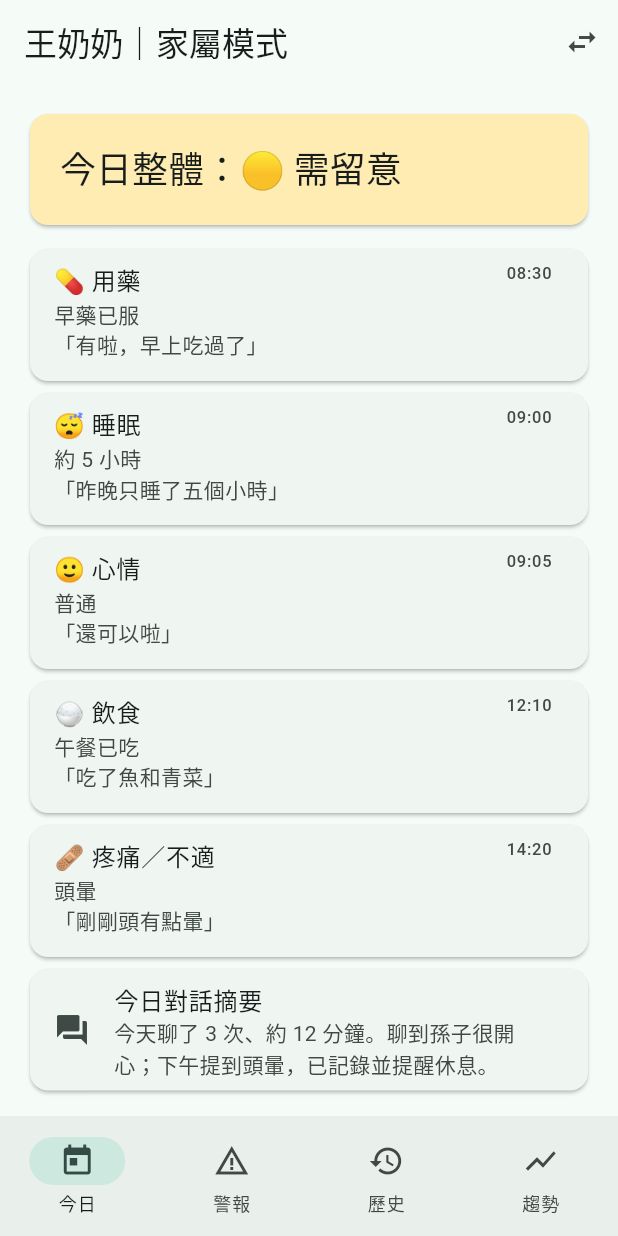
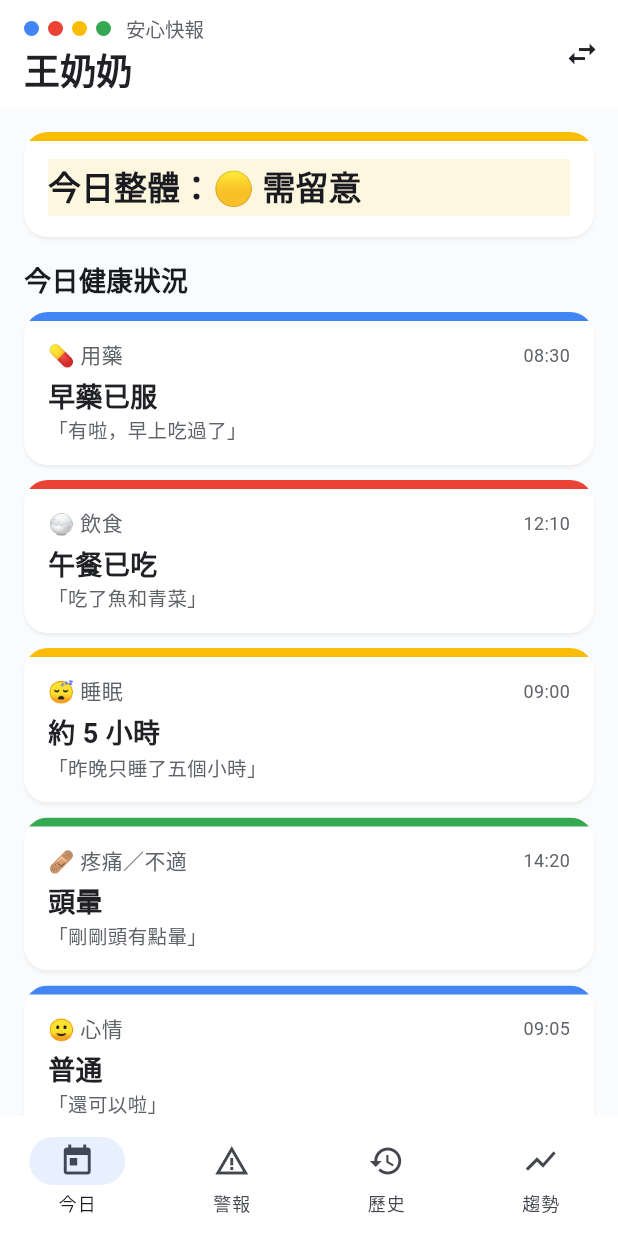
Before and after one commit to ponponnnnnn/2026MCH, a Flutter app: the FamilyScreen screen opened directly, on a phone screen of 412 x 824 dp. Run offline on Flutter 3.47's test engine with Material 3 defaults, Android fonts, the phone set to English and light mode, and no system bars; our stand-ins replace fl_chart, flutter_riverpod, shared_preferences, wakelock_plus; missing offline and left inert: audio_session, flutter_pcm_sound, record; accounts and stored records are empty.

Commit message:
feat: 家屬端套用 web 版視覺改版（Google 四色主題、色條卡片、警報樣式）
Co-Authored-By: Claude Sonnet 5 <noreply@anthropic.com>

```diff
--- /dev/null
+++ b/app/lib/core/theme.dart
@@ -0,0 +1,122 @@
+import 'package:flutter/material.dart';
+
+/// 與 web 版家屬儀表板一致的 Google 四色視覺語言。
+class AppColors {
+  static const paper = Color(0xFFFAFBFC);
+  static const ink = Color(0xFF202124);
+  static const inkSoft = Color(0xFF5F6368);
+
+  static const blue50 = Color(0xFFE8F0FE);
+  static const blue500 = Color(0xFF4285F4);
+  static const blue700 = Color(0xFF1A56C4);
+
+  static const red50 = Color(0xFFFCE8E6);
+  static const red500 = Color(0xFFEA4335);
+  static const red700 = Color(0xFFB0281E);
+
+  static const yellow50 = Color(0xFFFEF7E0);
+  static const yellow500 = Color(0xFFFBBC05);
+  static const yellow700 = Color(0xFFB88400);
+
+  static const green50 = Color(0xFFE6F4EA);
+  static const green500 = Color(0xFF34A853);
+  static const green700 = Color(0xFF1E7E37);
+}
+
+ThemeData buildAppTheme() {
+  final scheme = ColorScheme.fromSeed(
+    seedColor: AppColors.blue500,
+    surface: AppColors.paper,
+  );
+  return ThemeData(
+    useMaterial3: true,
+    colorScheme: scheme,
+    scaffoldBackgroundColor: AppColors.paper,
+    fontFamilyFallback: const ['Noto Sans TC', 'PingFang TC', 'Microsoft JhengHei'],
+    appBarTheme: const AppBarTheme(
+      backgroundColor: Colors.white,
+      foregroundColor: AppColors.ink,
+      surfaceTintColor: Colors.transparent,
+      elevation: 0,
+      scrolledUnderElevation: 0.5,
+    ),
+    cardTheme: CardThemeData(
+      color: Colors.white,
+      elevation: 1,
+      shadowColor: Colors.black26,
+      surfaceTintColor: Colors.transparent,
+      margin: const EdgeInsets.symmetric(vertical: 6),
+      shape: RoundedRectangleBorder(borderRadius: BorderRadius.circular(16)),
+    ),
+    navigationBarTheme: const NavigationBarThemeData(
+      backgroundColor: Colors.white,
+      surfaceTintColor: Colors.transparent,
+      indicatorColor: AppColors.blue50,
+    ),
+  );
+}
+
+/// 四個小圓點品牌標記，對應 web 版的 BrandMark。
+class BrandMark extends StatelessWidget {
+  const BrandMark({super.key});
+
+  @override
+  Widget build(BuildContext context) {
+    const colors = [
+      AppColors.blue500,
+      AppColors.red500,
+      AppColors.yellow500,
+      AppColors.green500,
+    ];
+    return Row(mainAxisSize: MainAxisSize.min, children: [
+      for (final c in colors)
+        Container(
+          width: 10,
+          height: 10,
+          margin: const EdgeInsets.only(right: 6),
+          decoration: BoxDecoration(color: c, shape: BoxShape.circle),
+        ),
+    ]);
+  }
+}
+
+/// 卡片頂部帶一條品牌色色條（web 版 HealthCards 的樣式）。
+class AccentCard extends StatelessWidget {
+  final Color accent;
+  final Widget child;
+  const AccentCard({super.key, required this.accent, required this.child});
+
+  @override
+  Widget build(BuildContext context) => Card(
+        margin: EdgeInsets.zero,
+        clipBehavior: Clip.antiAlias,
+        child: Column(crossAxisAlignment: CrossAxisAlignment.start, children: [
+          Container(height: 6, color: accent),
+          Padding(padding: const EdgeInsets.fromLTRB(16, 12, 16, 14), child: child),
+        ]),
+      );
+}
+
+/// 左側色條的訊息區塊（web 版警報與建議關心的樣式）。
+class SideBarBox extends StatelessWidget {
+  final Color border;
+  final Color background;
+  final Widget child;
+  const SideBarBox({
+    super.key,
+    required this.border,
+    required this.background,
+    required this.child,
+  });
+
+  @override
+  Widget build(BuildContext context) => Container(
+        decoration: BoxDecoration(
+          color: background,
+          borderRadius: const BorderRadius.horizontal(right: Radius.circular(16)),
+          border: Border(left: BorderSide(color: border, width: 4)),
+        ),
+        padding: const EdgeInsets.fromLTRB(18, 14, 18, 14),
+        child: child,
+      );
+}
--- a/app/lib/features/family/family_screen.dart
+++ b/app/lib/features/family/family_screen.dart
@@ -6,6 +6,7 @@ import 'package:intl/intl.dart';
 import '../../core/config.dart';
 import '../../core/models.dart';
 import '../../core/providers.dart';
+import '../../core/theme.dart';
 
 class FamilyScreen extends ConsumerStatefulWidget {
   const FamilyScreen({super.key});
@@ -22,7 +23,22 @@ class _FamilyScreenState extends ConsumerState<FamilyScreen> {
     const pages = [_TodayTab(), _AlertsTab(), _HistoryTab(), _TrendTab()];
     return Scaffold(
       appBar: AppBar(
-        title: Text('${AppConfig.elderName}｜家屬模式'),
+        toolbarHeight: 72,
+        title: Column(
+          crossAxisAlignment: CrossAxisAlignment.start,
+          mainAxisSize: MainAxisSize.min,
+          children: [
+            const Row(children: [
+              BrandMark(),
+              SizedBox(width: 4),
+              Text('安心快報',
+                  style: TextStyle(fontSize: 13, color: AppColors.inkSoft)),
+            ]),
+            const SizedBox(height: 4),
+            Text(AppConfig.elderName,
+                style: const TextStyle(fontSize: 24, fontWeight: FontWeight.w900)),
+          ],
+        ),
         actions: [
           IconButton(
             tooltip: '切換身分',
@@ -53,10 +69,21 @@ String _overallLabel(Overall o) => switch (o) {
     };
 
 Color _overallColor(Overall o) => switch (o) {
-      Overall.normal => Colors.green.shade100,
-      Overall.watch => Colors.amber.shade100,
-      Overall.alert => Colors.red.shade100,
+      Overall.normal => AppColors.green50,
+      Overall.watch => AppColors.yellow50,
+      Overall.alert => AppColors.red50,
     };
+
+Color _overallAccent(Overall o) => switch (o) {
+      Overall.normal => AppColors.green500,
+      Overall.watch => AppColors.yellow500,
+      Overall.alert => AppColors.red500,
+    };
+
+Widget _sectionTitle(String t) => Padding(
+      padding: const EdgeInsets.only(top: 16, bottom: 8),
+      child: Text(t, style: const TextStyle(fontSize: 18, fontWeight: FontWeight.bold)),
+    );
 
 final _hm = DateFormat('HH:mm');
 
@@ -69,53 +96,71 @@ class _TodayTab extends ConsumerWidget {
     final logs = ref.watch(logsProvider).value ?? const [];
     final summary = ref.watch(summaryProvider).value;
 
-    const meta = {
-      'medication': ('💊 用藥', 'medication'),
-      'sleep': ('😴 睡眠', 'sleep'),
-      'mood': ('🙂 心情', 'mood'),
-      'meal': ('🍚 飲食', 'meal'),
-      'pain': ('🩹 疼痛／不適', 'pain'),
-    };
+    const meta = [
+      ('medication', '💊 用藥', AppColors.blue500),
+      ('meal', '🍚 飲食', AppColors.red500),
+      ('sleep', '😴 睡眠', AppColors.yellow500),
+      ('pain', '🩹 疼痛／不適', AppColors.green500),
+      ('mood', '🙂 心情', AppColors.blue500),
+    ];
 
     HealthLog? latest(String type) =>
         logs.where((l) => l.type == type).fold<HealthLog?>(
             null, (a, b) => a == null || b.ts.isAfter(a.ts) ? b : a);
 
+    Widget healthCard((String, String, Color) m) {
+      final l = latest(m.$1);
+      final v = l == null ? null : (m.$1 == 'sleep' ? '約 ${l.value} 小時' : l.value);
+      return AccentCard(
+        accent: m.$3,
+        child: Column(crossAxisAlignment: CrossAxisAlignment.start, children: [
+          Row(children: [
+            Expanded(
+                child: Text(m.$2,
+                    style: const TextStyle(fontSize: 14, color: AppColors.inkSoft))),
+            if (l != null)
+              Text(_hm.format(l.ts),
+                  style: const TextStyle(fontSize: 12, color: AppColors.inkSoft)),
+          ]),
+          const SizedBox(height: 4),
+          Text(v ?? '今天還沒聊到',
+              style: TextStyle(
+                  fontSize: 18,
+                  fontWeight: FontWeight.bold,
+                  color: v == null ? AppColors.inkSoft.withValues(alpha: 0.5) : AppColors.ink)),
+          if (l != null && l.note.isNotEmpty)
+            Text('「${l.note}」',
+                style: const TextStyle(fontSize: 13, color: AppColors.inkSoft)),
+        ]),
+      );
+    }
+
     return ListView(padding: const EdgeInsets.all(16), children: [
-      Card(
-        color: _overallColor(overall),
-        child: Padding(
-          padding: const EdgeInsets.all(20),
+      AccentCard(
+        accent: _overallAccent(overall),
+        child: Container(
+          width: double.infinity,
+          color: _overallColor(overall),
+          padding: const EdgeInsets.symmetric(vertical: 4),
           child: Text('今日整體：${_overallLabel(overall)}',
-              style: Theme.of(context).textTheme.headlineSmall),
+              style: Theme.of(context)
+                  .textTheme
+                  .titleLarge
+                  ?.copyWith(fontWeight: FontWeight.bold)),
         ),
       ),
-      const SizedBox(height: 8),
-      for (final e in meta.entries)
-        Builder(builder: (_) {
-          final l = latest(e.key);
-          final v = l == null
-              ? '尚無紀錄'
-              : e.key == 'sleep'
-                  ? '約 ${l.value} 小時'
-                  : l.value;
-          return Card(
-            child: ListTile(
-              title: Text(e.value.$1),
-              subtitle: Text(l == null || l.note.isEmpty ? v : '$v\n「${l.note}」'),
-              isThreeLine: l != null && l.note.isNotEmpty,
-              trailing: l == null ? null : Text(_hm.format(l.ts)),
-            ),
-          );
-        }),
-      if (summary != null)
+      _sectionTitle('今日健康狀況'),
+      for (final m in meta)
+        Padding(padding: const EdgeInsets.only(bottom: 10), child: healthCard(m)),
+      if (summary != null) ...[
+        _sectionTitle('今日摘要'),
         Card(
-          child: ListTile(
-            leading: const Icon(Icons.forum),
-            title: const Text('今日對話摘要'),
-            subtitle: Text(summary),
+          child: Padding(
+            padding: const EdgeInsets.all(16),
+            child: Text(summary, style: const TextStyle(fontSize: 15, height: 1.5)),
           ),
         ),
+      ],
       if (AppConfig.demoMode) const _DemoTools(),
     ]);
   }
@@ -159,17 +204,46 @@ class _AlertsTab extends ConsumerWidget {
   @override
   Widget build(BuildContext context, WidgetRef ref) {
     final alerts = ref.watch(alertsProvider).value ?? const [];
-    if (alerts.isEmpty) return const Center(child: Text('今天沒有警報 🎉'));
+    if (alerts.isEmpty) {
+      return ListView(padding: const EdgeInsets.all(16), children: const [
+        SideBarBox(
+          border: AppColors.green500,
+          background: AppColors.green50,
+          child: Text('目前沒有異常警報，一切平順。',
+              style: TextStyle(color: AppColors.green700)),
+        ),
+      ]);
+    }
     return ListView(padding: const EdgeInsets.all(16), children: [
       for (final a in alerts)
-        Card(
-          color: a.level == AlertLevel.red ? Colors.red.shade50 : Colors.amber.shade50,
-          child: ListTile(
-            leading: Icon(Icons.warning,
-                color: a.level == AlertLevel.red ? Colors.red : Colors.amber.shade800),
-            title: Text('${a.level == AlertLevel.red ? '🔴 緊急' : '🟡 留意'}｜${a.reason}'),
-            subtitle: Text('「${a.quote}」'),
-            trailing: Text(_hm.format(a.ts)),
+        Padding(
+          padding: const EdgeInsets.only(bottom: 12),
+          child: SideBarBox(
+            border: a.level == AlertLevel.red ? AppColors.red500 : AppColors.yellow500,
+            background: a.level == AlertLevel.red ? AppColors.red50 : AppColors.yellow50,
+            child: Column(crossAxisAlignment: CrossAxisAlignment.start, children: [
+              Row(children: [
+                Expanded(
+                  child: Text(a.level == AlertLevel.red ? '緊急' : '請留意',
+                      style: TextStyle(
+                          fontSize: 14,
+                          fontWeight: FontWeight.bold,
+                          color: a.level == AlertLevel.red
+                              ? AppColors.red700
+                              : AppColors.yellow700)),
+                ),
+                Text(_hm.format(a.ts),
+                    style: const TextStyle(fontSize: 13, color: AppColors.inkSoft)),
+              ]),
+              const SizedBox(height: 4),
+              Text(a.reason, style: const TextStyle(fontSize: 16)),
+              if (a.quote.isNotEmpty)
+                Padding(
+                  padding: const EdgeInsets.only(top: 4),
+                  child: Text('長輩原話：「${a.quote}」',
+                      style: const TextStyle(fontSize: 13, color: AppColors.inkSoft)),
+                ),
+            ]),
           ),
         ),
     ]);
@@ -216,10 +290,10 @@ class _TrendTab extends ConsumerWidget {
       error: (e, _) => Center(child: Text('載入失敗：$e')),
       data: (pts) => ListView(padding: const EdgeInsets.all(16), children: [
         Text('7 天睡眠時數', style: Theme.of(context).textTheme.titleMedium),
-        _chart(pts, (p) => p.sleepHours, 0, 10, Colors.indigo),
+        _chart(pts, (p) => p.sleepHours, 0, 10, AppColors.blue500),
         const SizedBox(height: 24),
         Text('7 天心情分數（1~5）', style: Theme.of(context).textTheme.titleMedium),
-        _chart(pts, (p) => p.mood, 0, 5, Colors.orange),
+        _chart(pts, (p) => p.mood, 0, 5, AppColors.yellow500),
       ]),
     );
   }
--- a/app/lib/features/role_select_screen.dart
+++ b/app/lib/features/role_select_screen.dart
@@ -2,6 +2,7 @@ import 'package:flutter/material.dart';
 import 'package:flutter_riverpod/flutter_riverpod.dart';
 
 import '../core/providers.dart';
+import '../core/theme.dart';
 
 class RoleSelectScreen extends ConsumerWidget {
   const RoleSelectScreen({super.key});
@@ -33,8 +34,8 @@ class RoleSelectScreen extends ConsumerWidget {
       appBar: AppBar(title: const Text('長照小幫手')),
       body: SafeArea(
         child: Column(children: [
-          big('我是長輩', Icons.elderly, Role.elder, const Color(0xFFE07A2F)),
-          big('我是家屬', Icons.family_restroom, Role.family, const Color(0xFF2E7D6B)),
+          big('我是長輩', Icons.elderly, Role.elder, AppColors.yellow700),
+          big('我是家屬', Icons.family_restroom, Role.family, AppColors.blue500),
         ]),
       ),
     );
--- a/app/lib/main.dart
+++ b/app/lib/main.dart
@@ -3,6 +3,7 @@ import 'package:flutter_riverpod/flutter_riverpod.dart';
 import 'package:shared_preferences/shared_preferences.dart';
 
 import 'core/providers.dart';
+import 'core/theme.dart';
 import 'features/elder/elder_screen.dart';
 import 'features/family/family_screen.dart';
 import 'features/role_select_screen.dart';
@@ -25,10 +26,7 @@ class CareApp extends ConsumerWidget {
     return MaterialApp(
       title: '長照小幫手',
       debugShowCheckedModeBanner: false,
-      theme: ThemeData(
-        colorScheme: ColorScheme.fromSeed(seedColor: const Color(0xFF2E7D6B)),
-        useMaterial3: true,
-      ),
+      theme: buildAppTheme(),
       home: switch (role) {
         Role.elder => const ElderScreen(),
         Role.family => const FamilyScreen(),
```
